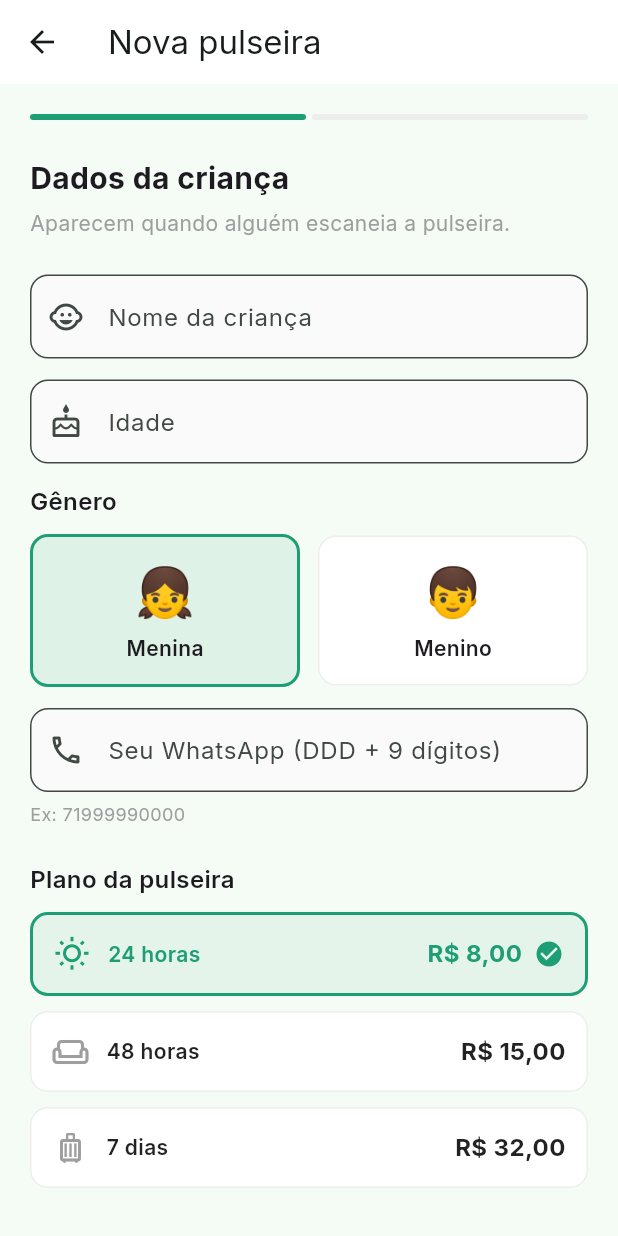
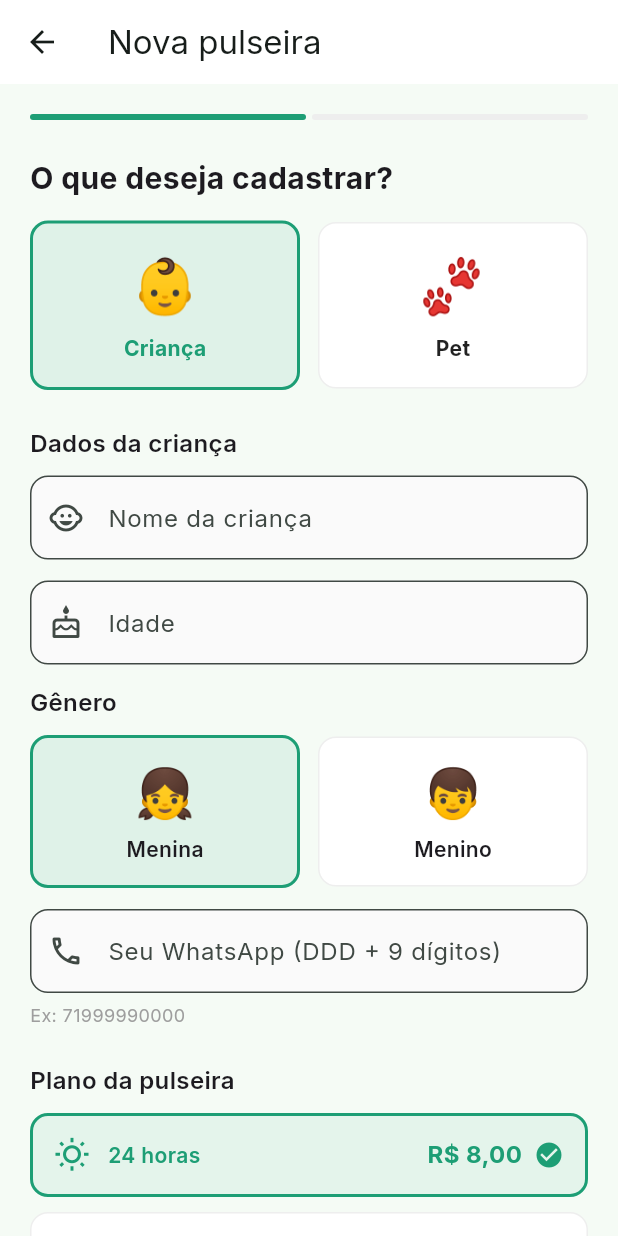
Before and after one commit to PROFTADEUSILVA/aquiaqui.com.br, a Flutter app: the GenerateTagScreen screen opened by its route, on a phone screen of 412 x 824 dp. Run offline on Flutter 3.47's test engine with Material 3 defaults, Android fonts, the phone set to English and light mode, and no system bars; our stand-ins replace google_fonts, qr_flutter.

Commit message:
adicao opcao pet e dashboard

```diff
--- a/lib/screens/generate_tag_screen.dart
+++ b/lib/screens/generate_tag_screen.dart
@@ -14,17 +14,29 @@ class _GenerateTagScreenState extends State<GenerateTagScreen> {
   final _nameCtrl = TextEditingController();
   final _ageCtrl = TextEditingController();
   final _phoneCtrl = TextEditingController();
+  final _racaCtrl = TextEditingController();
   TagPlan _plano = TagPlan.hours24;
   TagModel? _tagGerada;
   int _step = 0;
   String _genero = 'menina';
+  String _tipo = 'crianca';
+  String _especie = 'cachorro';
 
   @override
   void dispose() {
     _nameCtrl.dispose();
     _ageCtrl.dispose();
     _phoneCtrl.dispose();
+    _racaCtrl.dispose();
     super.dispose();
+  }
+
+  String get _icone {
+    if (_tipo == 'crianca') {
+      return _genero == 'menino' ? 'menino' : 'menina';
+    } else {
+      return _especie;
+    }
   }
 
   String get _whatsappLink {
@@ -32,7 +44,7 @@ class _GenerateTagScreenState extends State<GenerateTagScreen> {
     final name = Uri.encodeComponent(_tagGerada?.childName ?? '');
     final age = _tagGerada?.childAge.toString() ?? '';
     final id = _tagGerada?.id ?? '';
-    return 'https://proftadeusilva.github.io/aquiaqui.com.br?id=$id&name=$name&age=$age&phone=$phone&gender=$_genero';
+    return 'https://proftadeusilva.github.io/aquiaqui.com.br?id=$id&name=$name&age=$age&phone=$phone&tipo=$_tipo&icon=$_icone';
   }
 
   @override
@@ -59,41 +71,67 @@ class _GenerateTagScreenState extends State<GenerateTagScreen> {
         crossAxisAlignment: CrossAxisAlignment.start,
         children: [
           Row(children: [
+            Expanded(child: Container(height: 4, decoration: BoxDecoration(color: const Color(0xFF1D9E75), borderRadius: BorderRadius.circular(2)))),
+            const SizedBox(width: 4),
+            Expanded(child: Container(height: 4, decoration: BoxDecoration(color: Colors.grey.shade200, borderRadius: BorderRadius.circular(2)))),
+          ]),
+          const SizedBox(height: 24),
+          const Text('O que deseja cadastrar?',
+              style: TextStyle(fontSize: 20, fontWeight: FontWeight.w700)),
+          const SizedBox(height: 14),
+          Row(
+            children: [
               Expanded(
-              child: Container(
-                height: 4,
+                child: GestureDetector(
+                  onTap: () => setState(() => _tipo = 'crianca'),
+                  child: AnimatedContainer(
+                    duration: const Duration(milliseconds: 200),
+                    padding: const EdgeInsets.all(16),
                     decoration: BoxDecoration(
-                  color: const Color(0xFF1D9E75),
-                  borderRadius: BorderRadius.circular(2),
+                      color: _tipo == 'crianca' ? const Color(0xFF1D9E75).withOpacity(0.1) : Colors.white,
+                      borderRadius: BorderRadius.circular(12),
+                      border: Border.all(color: _tipo == 'crianca' ? const Color(0xFF1D9E75) : Colors.grey.shade200, width: _tipo == 'crianca' ? 2 : 1),
+                    ),
+                    child: Column(children: [
+                      const Text('👶', style: TextStyle(fontSize: 36)),
+                      const SizedBox(height: 6),
+                      Text('Criança', style: TextStyle(fontWeight: FontWeight.w700, color: _tipo == 'crianca' ? const Color(0xFF1D9E75) : Colors.black87)),
+                    ]),
                   ),
                 ),
               ),
-            const SizedBox(width: 4),
+              const SizedBox(width: 12),
               Expanded(
-              child: Container(
-                height: 4,
+                child: GestureDetector(
+                  onTap: () => setState(() => _tipo = 'pet'),
+                  child: AnimatedContainer(
+                    duration: const Duration(milliseconds: 200),
+                    padding: const EdgeInsets.all(16),
                     decoration: BoxDecoration(
-                  color: Colors.grey.shade200,
-                  borderRadius: BorderRadius.circular(2),
+                      color: _tipo == 'pet' ? const Color(0xFF1D9E75).withOpacity(0.1) : Colors.white,
+                      borderRadius: BorderRadius.circular(12),
+                      border: Border.all(color: _tipo == 'pet' ? const Color(0xFF1D9E75) : Colors.grey.shade200, width: _tipo == 'pet' ? 2 : 1),
+                    ),
+                    child: Column(children: [
+                      const Text('🐾', style: TextStyle(fontSize: 36)),
+                      const SizedBox(height: 6),
+                      Text('Pet', style: TextStyle(fontWeight: FontWeight.w700, color: _tipo == 'pet' ? const Color(0xFF1D9E75) : Colors.black87)),
+                    ]),
                   ),
                 ),
               ),
-          ]),
+            ],
+          ),
           const SizedBox(height: 24),
-          const Text('Dados da criança',
-              style: TextStyle(fontSize: 20, fontWeight: FontWeight.w700)),
-          const SizedBox(height: 6),
-          const Text('Aparecem quando alguém escaneia a pulseira.',
-              style: TextStyle(color: Colors.grey)),
-          const SizedBox(height: 24),
-          _campo('Nome da criança', _nameCtrl, Icons.child_care,
-              type: TextInputType.name),
+
+          if (_tipo == 'crianca') ...[
+            const Text('Dados da criança', style: TextStyle(fontSize: 16, fontWeight: FontWeight.w600)),
+            const SizedBox(height: 10),
+            _campo('Nome da criança', _nameCtrl, Icons.child_care, type: TextInputType.name),
             const SizedBox(height: 14),
-          _campo('Idade', _ageCtrl, Icons.cake_outlined,
-              type: TextInputType.number),
+            _campo('Idade', _ageCtrl, Icons.cake_outlined, type: TextInputType.number),
             const SizedBox(height: 14),
-          const Text('Gênero',
-              style: TextStyle(fontSize: 16, fontWeight: FontWeight.w600)),
+            const Text('Gênero', style: TextStyle(fontSize: 16, fontWeight: FontWeight.w600)),
             const SizedBox(height: 10),
             Row(
               children: [
@@ -104,25 +142,15 @@ class _GenerateTagScreenState extends State<GenerateTagScreen> {
                       duration: const Duration(milliseconds: 200),
                       padding: const EdgeInsets.all(14),
                       decoration: BoxDecoration(
-                      color: _genero == 'menina'
-                          ? const Color(0xFF1D9E75).withOpacity(0.1)
-                          : Colors.white,
+                        color: _genero == 'menina' ? const Color(0xFF1D9E75).withOpacity(0.1) : Colors.white,
                         borderRadius: BorderRadius.circular(12),
-                      border: Border.all(
-                        color: _genero == 'menina'
-                            ? const Color(0xFF1D9E75)
-                            : Colors.grey.shade200,
-                        width: _genero == 'menina' ? 2 : 1,
+                        border: Border.all(color: _genero == 'menina' ? const Color(0xFF1D9E75) : Colors.grey.shade200, width: _genero == 'menina' ? 2 : 1),
                       ),
-                    ),
-                    child: const Column(
-                      children: [
+                      child: const Column(children: [
                         Text('👧', style: TextStyle(fontSize: 32)),
                         SizedBox(height: 4),
-                        Text('Menina',
-                            style: TextStyle(fontWeight: FontWeight.w600)),
-                      ],
-                    ),
+                        Text('Menina', style: TextStyle(fontWeight: FontWeight.w600)),
+                      ]),
                     ),
                   ),
                 ),
@@ -134,46 +162,53 @@ class _GenerateTagScreenState extends State<GenerateTagScreen> {
                       duration: const Duration(milliseconds: 200),
                       padding: const EdgeInsets.all(14),
                       decoration: BoxDecoration(
-                      color: _genero == 'menino'
-                          ? const Color(0xFF1D9E75).withOpacity(0.1)
-                          : Colors.white,
+                        color: _genero == 'menino' ? const Color(0xFF1D9E75).withOpacity(0.1) : Colors.white,
                         borderRadius: BorderRadius.circular(12),
-                      border: Border.all(
-                        color: _genero == 'menino'
-                            ? const Color(0xFF1D9E75)
-                            : Colors.grey.shade200,
-                        width: _genero == 'menino' ? 2 : 1,
+                        border: Border.all(color: _genero == 'menino' ? const Color(0xFF1D9E75) : Colors.grey.shade200, width: _genero == 'menino' ? 2 : 1),
                       ),
-                    ),
-                    child: const Column(
-                      children: [
+                      child: const Column(children: [
                         Text('👦', style: TextStyle(fontSize: 32)),
                         SizedBox(height: 4),
-                        Text('Menino',
-                            style: TextStyle(fontWeight: FontWeight.w600)),
-                      ],
-                    ),
+                        Text('Menino', style: TextStyle(fontWeight: FontWeight.w600)),
+                      ]),
                     ),
                   ),
                 ),
               ],
             ),
+          ] else ...[
+            const Text('Dados do pet', style: TextStyle(fontSize: 16, fontWeight: FontWeight.w600)),
+            const SizedBox(height: 10),
+            _campo('Nome do pet', _nameCtrl, Icons.pets, type: TextInputType.name),
             const SizedBox(height: 14),
-          _campo('Seu WhatsApp (DDD + 9 dígitos)', _phoneCtrl,
-              Icons.phone_outlined,
-              type: TextInputType.phone),
+            _campo('Raça', _racaCtrl, Icons.info_outline),
+            const SizedBox(height: 14),
+            const Text('Espécie', style: TextStyle(fontSize: 16, fontWeight: FontWeight.w600)),
+            const SizedBox(height: 10),
+            GridView.count(
+              crossAxisCount: 2,
+              shrinkWrap: true,
+              physics: const NeverScrollableScrollPhysics(),
+              crossAxisSpacing: 12,
+              mainAxisSpacing: 12,
+              childAspectRatio: 2.2,
+              children: [
+                _especieCard('cachorro', '🐶', 'Cachorro'),
+                _especieCard('gato', '🐱', 'Gato'),
+                _especieCard('passaro', '🐦', 'Pássaro'),
+                _especieCard('outro', '🐾', 'Outro'),
+              ],
+            ),
+          ],
+
+          const SizedBox(height: 14),
+          _campo('Seu WhatsApp (DDD + 9 dígitos)', _phoneCtrl, Icons.phone_outlined, type: TextInputType.phone),
           const SizedBox(height: 6),
-          const Text('Ex: 71999990000',
-              style: TextStyle(color: Colors.grey, fontSize: 12)),
+          const Text('Ex: 71999990000', style: TextStyle(color: Colors.grey, fontSize: 12)),
           const SizedBox(height: 24),
-          const Text('Plano da pulseira',
-              style: TextStyle(fontSize: 16, fontWeight: FontWeight.w600)),
+          const Text('Plano da pulseira', style: TextStyle(fontSize: 16, fontWeight: FontWeight.w600)),
           const SizedBox(height: 10),
-          ...TagPlan.values.map((p) => _PlanCard(
-                plan: p,
-                selected: _plano == p,
-                onTap: () => setState(() => _plano = p),
-              )),
+          ...TagPlan.values.map((p) => _PlanCard(plan: p, selected: _plano == p, onTap: () => setState(() => _plano = p))),
           const SizedBox(height: 28),
           SizedBox(
             width: double.infinity,
@@ -185,12 +220,35 @@ class _GenerateTagScreenState extends State<GenerateTagScreen> {
                 backgroundColor: const Color(0xFF1D9E75),
                 foregroundColor: Colors.white,
                 padding: const EdgeInsets.symmetric(vertical: 16),
-                textStyle: const TextStyle(
-                    fontSize: 16, fontWeight: FontWeight.w600),
+                textStyle: const TextStyle(fontSize: 16, fontWeight: FontWeight.w600),
               ),
             ),
           ),
         ],
+      ),
+    );
+  }
+
+  Widget _especieCard(String especie, String emoji, String label) {
+    final selected = _especie == especie;
+    return GestureDetector(
+      onTap: () => setState(() => _especie = especie),
+      child: AnimatedContainer(
+        duration: const Duration(milliseconds: 200),
+        padding: const EdgeInsets.all(10),
+        decoration: BoxDecoration(
+          color: selected ? const Color(0xFF1D9E75).withOpacity(0.1) : Colors.white,
+          borderRadius: BorderRadius.circular(12),
+          border: Border.all(color: selected ? const Color(0xFF1D9E75) : Colors.grey.shade200, width: selected ? 2 : 1),
+        ),
+        child: Row(
+          mainAxisAlignment: MainAxisAlignment.center,
+          children: [
+            Text(emoji, style: const TextStyle(fontSize: 22)),
+            const SizedBox(width: 8),
+            Text(label, style: TextStyle(fontWeight: FontWeight.w600, color: selected ? const Color(0xFF1D9E75) : Colors.black87)),
+          ],
+        ),
       ),
     );
   }
@@ -202,72 +260,34 @@ class _GenerateTagScreenState extends State<GenerateTagScreen> {
       child: Column(
         children: [
           Row(children: [
-            Expanded(
-              child: Container(
-                height: 4,
-                decoration: BoxDecoration(
-                  color: const Color(0xFF1D9E75),
-                  borderRadius: BorderRadius.circular(2),
-                ),
-              ),
-            ),
+            Expanded(child: Container(height: 4, decoration: BoxDecoration(color: const Color(0xFF1D9E75), borderRadius: BorderRadius.circular(2)))),
             const SizedBox(width: 4),
-            Expanded(
-              child: Container(
-                height: 4,
-                decoration: BoxDecoration(
-                  color: const Color(0xFF1D9E75),
-                  borderRadius: BorderRadius.circular(2),
-                ),
-              ),
-            ),
+            Expanded(child: Container(height: 4, decoration: BoxDecoration(color: const Color(0xFF1D9E75), borderRadius: BorderRadius.circular(2)))),
           ]),
           const SizedBox(height: 24),
           const Icon(Icons.check_circle, color: Color(0xFF1D9E75), size: 52),
           const SizedBox(height: 12),
-          const Text('Pulseira gerada!',
-              style: TextStyle(fontSize: 24, fontWeight: FontWeight.w800)),
+          const Text('Pulseira gerada!', style: TextStyle(fontSize: 24, fontWeight: FontWeight.w800)),
           const SizedBox(height: 4),
-          Text('ID: ${tag.id}',
-              style: const TextStyle(
-                  color: Colors.grey,
-                  fontSize: 13,
-                  fontFamily: 'monospace')),
+          Text('ID: ${tag.id}', style: const TextStyle(color: Colors.grey, fontSize: 13, fontFamily: 'monospace')),
           const SizedBox(height: 28),
           Container(
             padding: const EdgeInsets.all(24),
-            decoration: BoxDecoration(
-              color: Colors.white,
-              borderRadius: BorderRadius.circular(20),
-              border: Border.all(color: Colors.grey.shade200),
-            ),
+            decoration: BoxDecoration(color: Colors.white, borderRadius: BorderRadius.circular(20), border: Border.all(color: Colors.grey.shade200)),
             child: Column(
               children: [
-                QrImageView(
-                  data: _whatsappLink,
-                  version: QrVersions.auto,
-                  size: 230,
-                  backgroundColor: Colors.white,
+                QrImageView(data: _whatsappLink, version: QrVersions.auto, size: 230, backgroundColor: Colors.white),
+                const SizedBox(height: 16),
+                Text(tag.childName, style: const TextStyle(fontSize: 20, fontWeight: FontWeight.w700)),
+                Text(
+                  _tipo == 'crianca' ? '${tag.childAge} anos  •  ${tag.plan.label}' : '${_racaCtrl.text}  •  ${tag.plan.label}',
+                  style: const TextStyle(color: Colors.grey, fontSize: 14),
                 ),
-                const SizedBox(height: 16),
-                Text(tag.childName,
-                    style: const TextStyle(
-                        fontSize: 20, fontWeight: FontWeight.w700)),
-                Text('${tag.childAge} anos  •  ${tag.plan.label}',
-                    style: const TextStyle(color: Colors.grey, fontSize: 14)),
                 const SizedBox(height: 6),
                 Container(
-                  padding:
-                      const EdgeInsets.symmetric(horizontal: 12, vertical: 4),
-                  decoration: BoxDecoration(
-                    color: const Color(0xFFE1F5EE),
-                    borderRadius: BorderRadius.circular(20),
-                  ),
-                  child: Text('Válida por ${tag.plan.label}',
-                      style: const TextStyle(
-                          color: Color(0xFF1D9E75),
-                          fontWeight: FontWeight.w500,
-                          fontSize: 12)),
+                  padding: const EdgeInsets.symmetric(horizontal: 12, vertical: 4),
+                  decoration: BoxDecoration(color: const Color(0xFFE1F5EE), borderRadius: BorderRadius.circular(20)),
+                  child: Text('Válida por ${tag.plan.label}', style: const TextStyle(color: Color(0xFF1D9E75), fontWeight: FontWeight.w500, fontSize: 12)),
                 ),
               ],
             ),
@@ -275,42 +295,22 @@ class _GenerateTagScreenState extends State<GenerateTagScreen> {
           const SizedBox(height: 16),
           Container(
             padding: const EdgeInsets.all(14),
-            decoration: BoxDecoration(
-              color: const Color(0xFFE6F1FB),
-              borderRadius: BorderRadius.circular(12),
-            ),
-            child: const Row(
-              children: [
+            decoration: BoxDecoration(color: const Color(0xFFE6F1FB), borderRadius: BorderRadius.circular(12)),
+            child: const Row(children: [
               Icon(Icons.info_outline, color: Color(0xFF185FA5), size: 20),
               SizedBox(width: 10),
-                Expanded(
-                  child: Text(
-                    'Quando alguém escanear, abre a página Aqui com localização automática.',
-                    style: TextStyle(color: Color(0xFF0C447C), fontSize: 13),
-                  ),
-                ),
-              ],
-            ),
+              Expanded(child: Text('Quando alguém escanear, abre a página Aqui com localização automática.', style: TextStyle(color: Color(0xFF0C447C), fontSize: 13))),
+            ]),
           ),
           const SizedBox(height: 12),
           Container(
             padding: const EdgeInsets.all(14),
-            decoration: BoxDecoration(
-              color: const Color(0xFFFAEEDA),
-              borderRadius: BorderRadius.circular(12),
-            ),
-            child: const Row(
-              children: [
+            decoration: BoxDecoration(color: const Color(0xFFFAEEDA), borderRadius: BorderRadius.circular(12)),
+            child: const Row(children: [
               Icon(Icons.print_outlined, color: Color(0xFF633806), size: 20),
               SizedBox(width: 10),
-                Expanded(
-                  child: Text(
-                    'Imprima, plastifique e coloque na pulseira da criança.',
-                    style: TextStyle(color: Color(0xFF633806), fontSize: 13),
-                  ),
-                ),
-              ],
-            ),
+              Expanded(child: Text('Imprima, plastifique e coloque na pulseira.', style: TextStyle(color: Color(0xFF633806), fontSize: 13))),
+            ]),
           ),
           const SizedBox(height: 20),
           Row(
@@ -322,8 +322,11 @@ class _GenerateTagScreenState extends State<GenerateTagScreen> {
                     _nameCtrl.clear();
                     _ageCtrl.clear();
                     _phoneCtrl.clear();
+                    _racaCtrl.clear();
                     _tagGerada = null;
                     _genero = 'menina';
+                    _tipo = 'crianca';
+                    _especie = 'cachorro';
                   }),
                   icon: const Icon(Icons.add),
                   label: const Text('Nova pulseira'),
@@ -332,14 +335,10 @@ class _GenerateTagScreenState extends State<GenerateTagScreen> {
               const SizedBox(width: 12),
               Expanded(
                 child: ElevatedButton.icon(
-                  onPressed: () =>
-                      Navigator.of(context).pushReplacementNamed('/home'),
+                  onPressed: () => Navigator.of(context).pushReplacementNamed('/home'),
                   icon: const Icon(Icons.home_outlined),
                   label: const Text('Início'),
-                  style: ElevatedButton.styleFrom(
-                    backgroundColor: const Color(0xFF1D9E75),
-                    foregroundColor: Colors.white,
-                  ),
+                  style: ElevatedButton.styleFrom(backgroundColor: const Color(0xFF1D9E75), foregroundColor: Colors.white),
                 ),
               ),
             ],
@@ -350,12 +349,8 @@ class _GenerateTagScreenState extends State<GenerateTagScreen> {
   }
 
   void _gerar() {
-    if (_nameCtrl.text.isEmpty ||
-        _ageCtrl.text.isEmpty ||
-        _phoneCtrl.text.isEmpty) {
-      ScaffoldMessenger.of(context).showSnackBar(
-        const SnackBar(content: Text('Preencha todos os campos!')),
-      );
+    if (_nameCtrl.text.isEmpty || _phoneCtrl.text.isEmpty) {
+      ScaffoldMessenger.of(context).showSnackBar(const SnackBar(content: Text('Preencha todos os campos!')));
       return;
     }
     final tag = context.read<TagService>().generateTag(
@@ -364,22 +359,17 @@ class _GenerateTagScreenState extends State<GenerateTagScreen> {
       responsiblePhone: _phoneCtrl.text.trim(),
       plan: _plano,
     );
-    setState(() {
-      _tagGerada = tag;
-      _step = 1;
-    });
+    setState(() { _tagGerada = tag; _step = 1; });
   }
 
-  Widget _campo(String label, TextEditingController ctrl, IconData icon,
-      {TextInputType type = TextInputType.text}) {
+  Widget _campo(String label, TextEditingController ctrl, IconData icon, {TextInputType type = TextInputType.text}) {
     return TextField(
       controller: ctrl,
       keyboardType: type,
       decoration: InputDecoration(
         labelText: label,
         prefixIcon: Icon(icon),
-        border:
-            OutlineInputBorder(borderRadius: BorderRadius.circular(12)),
+        border: OutlineInputBorder(borderRadius: BorderRadius.circular(12)),
         filled: true,
         fillColor: Colors.grey.shade50,
       ),
@@ -392,11 +382,7 @@ class _PlanCard extends StatelessWidget {
   final bool selected;
   final VoidCallback onTap;
 
-  const _PlanCard({
-    required this.plan,
-    required this.selected,
-    required this.onTap,
-  });
+  const _PlanCard({required this.plan, required this.selected, required this.onTap});
 
   @override
   Widget build(BuildContext context) {
@@ -407,48 +393,20 @@ class _PlanCard extends StatelessWidget {
         margin: const EdgeInsets.only(bottom: 10),
         padding: const EdgeInsets.all(14),
         decoration: BoxDecoration(
-          color: selected
-              ? const Color(0xFF1D9E75).withOpacity(0.08)
-              : Colors.white,
+          color: selected ? const Color(0xFF1D9E75).withOpacity(0.08) : Colors.white,
           borderRadius: BorderRadius.circular(12),
-          border: Border.all(
-            color:
-                selected ? const Color(0xFF1D9E75) : Colors.grey.shade200,
-            width: selected ? 2 : 1,
-          ),
+          border: Border.all(color: selected ? const Color(0xFF1D9E75) : Colors.grey.shade200, width: selected ? 2 : 1),
         ),
         child: Row(
           children: [
             Icon(
-              plan == TagPlan.hours24
-                  ? Icons.wb_sunny_outlined
-                  : plan == TagPlan.hours48
-                      ? Icons.weekend_outlined
-                      : Icons.luggage_outlined,
+              plan == TagPlan.hours24 ? Icons.wb_sunny_outlined : plan == TagPlan.hours48 ? Icons.weekend_outlined : Icons.luggage_outlined,
               color: selected ? const Color(0xFF1D9E75) : Colors.grey,
             ),
             const SizedBox(width: 12),
-            Expanded(
-              child: Text(plan.label,
-                  style: TextStyle(
-                      fontWeight: FontWeight.w600,
-                      color: selected
-                          ? const Color(0xFF1D9E75)
-                          : Colors.black87)),
-            ),
-            Text(plan.price,
-                style: TextStyle(
-                    fontWeight: FontWeight.w700,
-                    fontSize: 16,
-                    color: selected
-                        ? const Color(0xFF1D9E75)
-                        : Colors.black87)),
-            if (selected)
-              const Padding(
-                padding: EdgeInsets.only(left: 8),
-                child: Icon(Icons.check_circle,
-                    color: Color(0xFF1D9E75), size: 20),
-              ),
+            Expanded(child: Text(plan.label, style: TextStyle(fontWeight: FontWeight.w600, color: selected ? const Color(0xFF1D9E75) : Colors.black87))),
+            Text(plan.price, style: TextStyle(fontWeight: FontWeight.w700, fontSize: 16, color: selected ? const Color(0xFF1D9E75) : Colors.black87)),
+            if (selected) const Padding(padding: EdgeInsets.only(left: 8), child: Icon(Icons.check_circle, color: Color(0xFF1D9E75), size: 20)),
           ],
         ),
       ),
```
Lines whose indentation alone changed are shown as unchanged.
